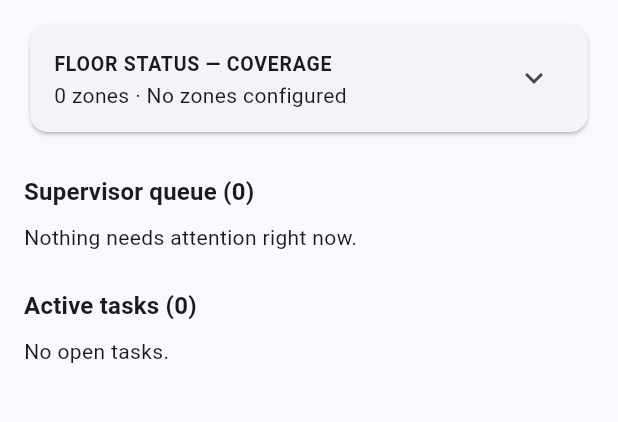
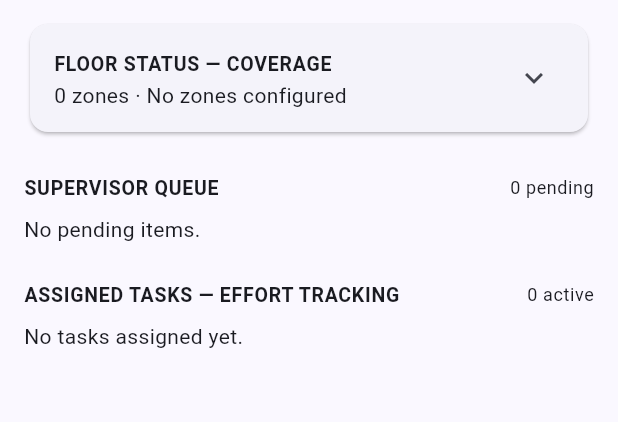
Before and after one commit to sathishjevi/CCTV-Agent, a Flutter app: the SupervisorHomeScreen screen opened directly, on a phone screen of 412 x 824 dp, the part 309-731 px from its top. Run offline on Flutter 3.47's test engine with Material 3 defaults, Android fonts, the phone set to English and light mode, and no system bars; our stand-ins replace firebase_core, firebase_messaging, flutter_secure_storage; accounts and stored records are empty; project files that could hold a hidden picture were left out.

Commit message:
web dashboard fixes

```diff
--- a/mobile/floorwatch_app/lib/models/dashboard.dart
+++ b/mobile/floorwatch_app/lib/models/dashboard.dart
@@ -24,6 +24,7 @@ class DashboardTask {
   final String status; // open | flagged | resolved
   final String workflowStatus;
   final String? assignedTo;
+  final bool reopenedForReview;
 
   DashboardTask({
     required this.taskId,
@@ -36,6 +37,7 @@ class DashboardTask {
     required this.status,
     required this.workflowStatus,
     required this.assignedTo,
+    required this.reopenedForReview,
   });
 
   bool get isOpen => status == 'open';
@@ -52,6 +54,7 @@ class DashboardTask {
       status: json['status'] as String? ?? 'open',
       workflowStatus: json['workflow_status'] as String? ?? 'unassigned',
       assignedTo: json['assigned_to'] as String?,
+      reopenedForReview: json['reopened_for_review'] as bool? ?? false,
     );
   }
 }
--- a/mobile/floorwatch_app/lib/screens/supervisor_dashboard_screen.dart
+++ b/mobile/floorwatch_app/lib/screens/supervisor_dashboard_screen.dart
@@ -23,6 +23,7 @@ class _SupervisorDashboardScreenState extends State<SupervisorDashboardScreen> {
   List<ZoneRecord> _zoneDirectory = [];
   List<QueueItem> _queue = [];
   List<DashboardTask> _tasks = [];
+  Map<String, String> _employeeNames = {};
 
   @override
   void initState() {
@@ -41,11 +42,13 @@ class _SupervisorDashboardScreenState extends State<SupervisorDashboardScreen> {
         ApiClient.instance.fetchSupervisorQueue(),
         ApiClient.instance.fetchDashboardTasks(),
         ApiClient.instance.fetchZones(),
+        ApiClient.instance.fetchEmployees(),
       ]);
       if (!mounted) return;
       setState(() {
         _zoneStates = results[0] as List<ZoneState>;
         _zoneDirectory = (results[3] as List<ZoneRecord>).where((z) => z.active).toList();
+        _employeeNames = {for (final e in results[4] as List<EmployeeRecord>) e.employeeNumber: e.name};
         _queue = results[1] as List<QueueItem>;
         _tasks = (results[2] as List<DashboardTask>).where((t) => t.isOpen).toList();
       });
@@ -125,22 +128,36 @@ class _SupervisorDashboardScreenState extends State<SupervisorDashboardScreen> {
           ),
           _zoneCoverage(),
           const SizedBox(height: 24),
-          _sectionHeader('Supervisor queue (${_queue.length})'),
-          if (_queue.isEmpty) const Text('Nothing needs attention right now.'),
+          _sectionHeader('SUPERVISOR QUEUE', '${_queue.length} pending'),
+          if (_queue.isEmpty) const Text('No pending items.'),
           ..._queue.map(_queueCard),
           const SizedBox(height: 24),
-          _sectionHeader('Active tasks (${_tasks.length})'),
-          if (_tasks.isEmpty) const Text('No open tasks.'),
+          _sectionHeader('ASSIGNED TASKS — EFFORT TRACKING', '${_tasks.length} active'),
+          if (_tasks.isEmpty) const Text('No tasks assigned yet.'),
           ..._tasks.map(_taskCard),
         ],
       ),
     );
   }
 
-  Widget _sectionHeader(String text) => Padding(
+  Widget _sectionHeader(String text, String count) => Padding(
         padding: const EdgeInsets.only(bottom: 8),
-        child: Text(text, style: Theme.of(context).textTheme.titleMedium?.copyWith(fontWeight: FontWeight.bold)),
+        child: Row(
+          children: [
+            Expanded(
+              child: Text(text,
+                  style: const TextStyle(fontWeight: FontWeight.bold, fontSize: 13, letterSpacing: 0.5)),
+            ),
+            Text(count, style: Theme.of(context).textTheme.bodySmall),
+          ],
+        ),
       );
+
+  String _employeeLabel(String? number) {
+    if (number == null) return 'nobody';
+    final name = _employeeNames[number];
+    return name == null ? '#$number' : '$name (#$number)';
+  }
 
   static const _statusOrder = ['covered', 'gap', 'nudge', 'command', 'escalated'];
   static const _statusLabels = {
@@ -293,15 +310,23 @@ class _SupervisorDashboardScreenState extends State<SupervisorDashboardScreen> {
           crossAxisAlignment: CrossAxisAlignment.start,
           children: [
             Text(task.taskName, style: const TextStyle(fontWeight: FontWeight.bold)),
-            Text('${task.zoneName} · assigned to ${task.assignedTo ?? "nobody"}'),
+            Text('${task.zoneName} · assigned to ${_employeeLabel(task.assignedTo)}'),
             Text('Active: ${task.activeMinutes.toStringAsFixed(1)} · '
                 'Elapsed: ${task.elapsedMinutes.toStringAsFixed(1)} · Budget: ${task.assignedMinutes.toStringAsFixed(0)} min'),
             const SizedBox(height: 8),
             Row(
               children: [
-                FilledButton(
-                    onPressed: () => _runAction(() => ApiClient.instance.dashboardCompleteTask(task.taskId)),
-                    child: const Text('Mark complete')),
+                // Same rule as the web card: a task reopened via "Follow up with
+                // Employee" is closed with "Reviewed — looks good" (resolve-review),
+                // not Mark complete, which would just re-run the flag check.
+                if (task.reopenedForReview)
+                  FilledButton(
+                      onPressed: () => _runAction(() => ApiClient.instance.dashboardResolveReview(task.taskId)),
+                      child: const Text('Reviewed — looks good'))
+                else
+                  FilledButton(
+                      onPressed: () => _runAction(() => ApiClient.instance.dashboardCompleteTask(task.taskId)),
+                      child: const Text('Mark complete')),
                 const SizedBox(width: 8),
                 OutlinedButton(
                     onPressed: () => _reassignDialog(task.taskId), child: const Text('Reassign')),
```
Also changed, not shown: 1 other file.
